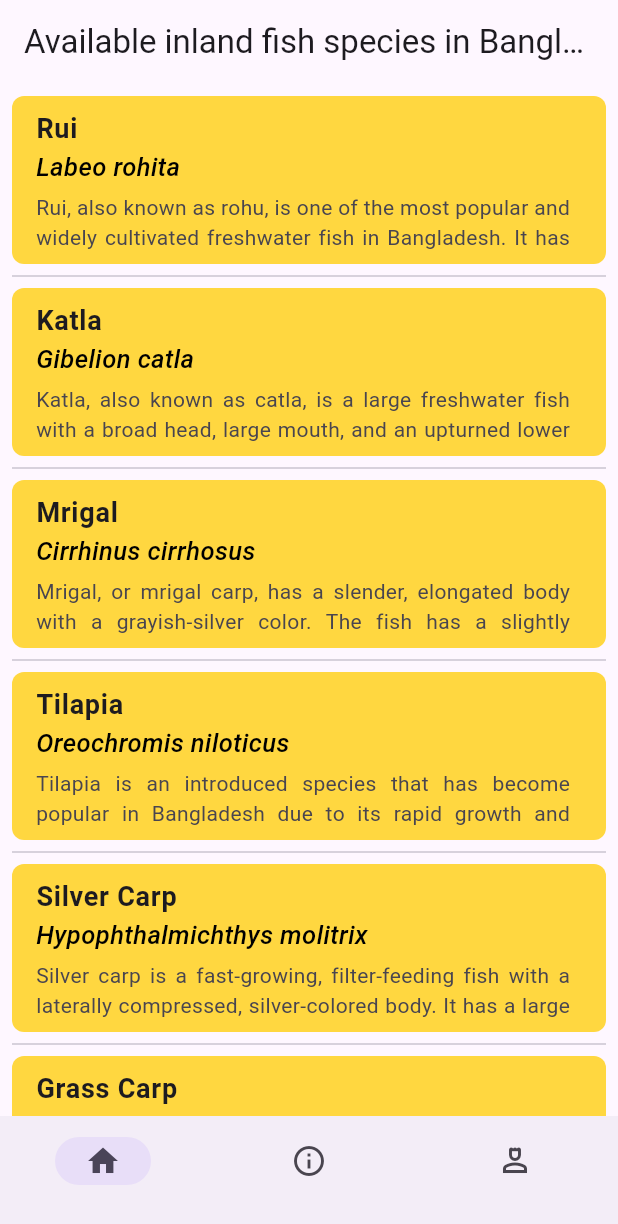
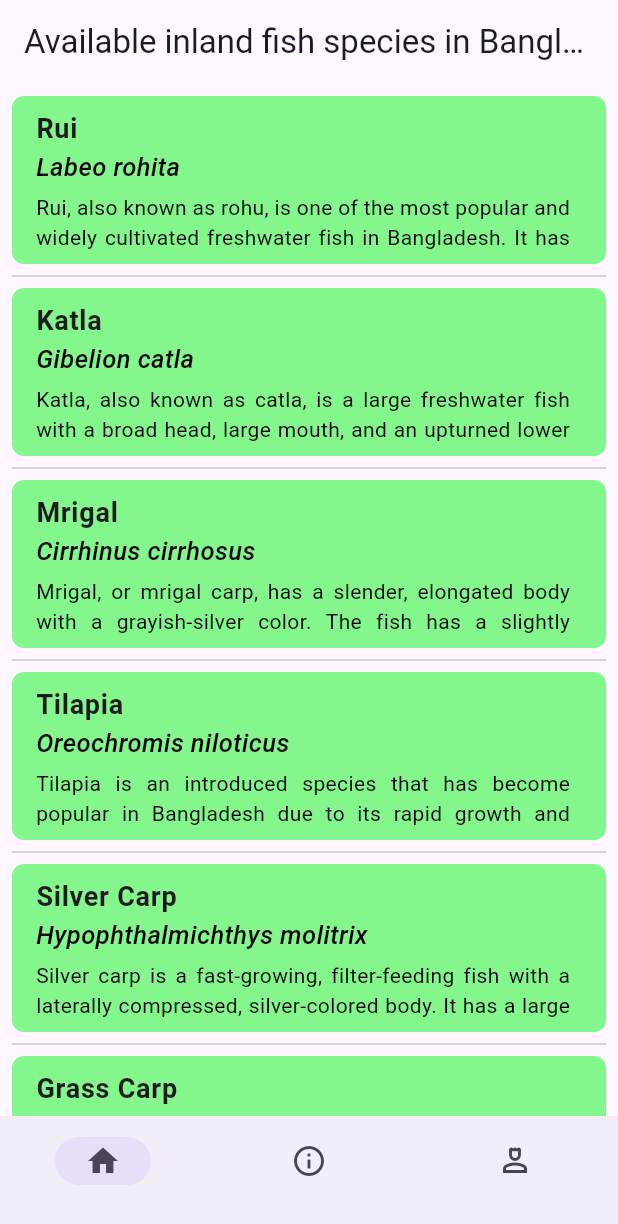
Before and after one commit to sakib75sh/fish-details, a Flutter app: the screen it shows after launch, on a phone screen of 412 x 824 dp. Shown: the top 1224 px of the screen. Run offline on Flutter 3.47's test engine with Material 3 defaults, Android fonts, the phone set to English and light mode, and no system bars; our stand-ins replace go_router.

Commit message:
first commit

```diff
--- a/lib/pages/home_page.dart
+++ b/lib/pages/home_page.dart
@@ -23,7 +23,7 @@ class HomePage extends StatelessWidget {
                   pathParameters: {'id': blog[index].id.toString()}),
               shape: RoundedRectangleBorder(
                   borderRadius: BorderRadius.circular(8)),
-              tileColor: Colors.amberAccent,
+              tileColor: const Color.fromARGB(255, 131, 247, 139),
               title: Text(
                 blog[index].commonName,
                 style:
@@ -46,6 +46,7 @@ class HomePage extends StatelessWidget {
                   Text(
                     blog[index].details,
                     maxLines: 2,
+                    style: const TextStyle(color: Colors.black),
                     textAlign: TextAlign.justify,
                   )
                 ],
```
